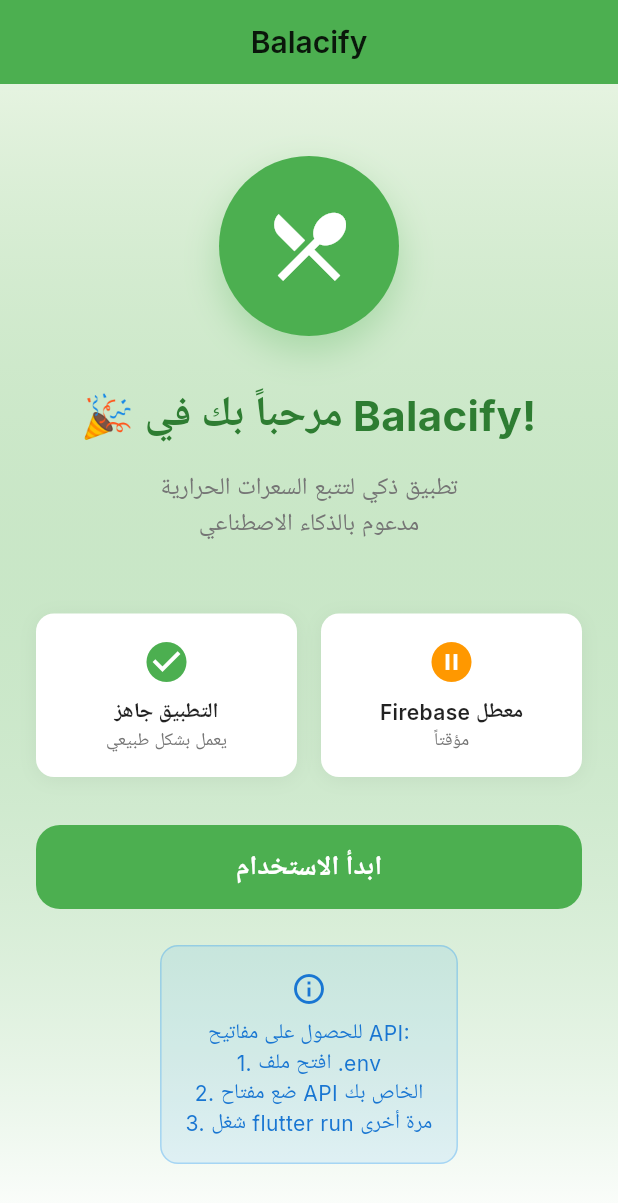
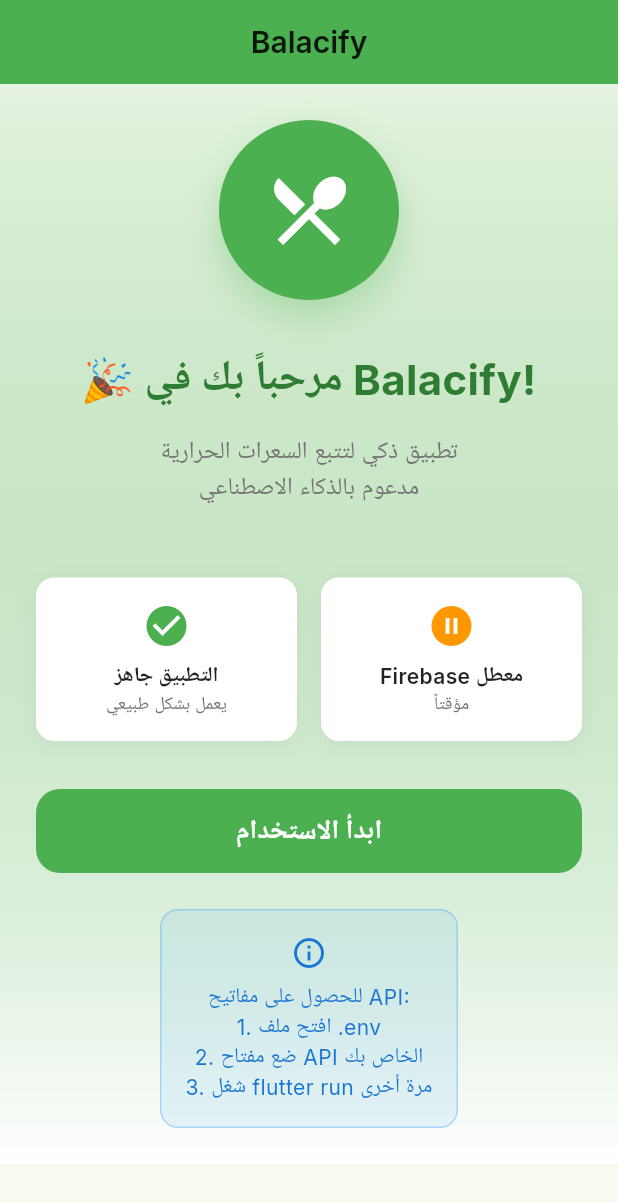
Before and after one commit to abdallahadelabdallah105-ship-it/balacify-fixed, a Flutter app: the screen it shows after launch, on a phone screen of 412 x 824 dp. Shown: the top 1203 px of the screen. Run offline on Flutter 3.47's test engine with Material 3 defaults, Android fonts, the phone set to English and light mode, and no system bars; our stand-ins replace flutter_dotenv, flutter_riverpod, google_fonts, hive_flutter; accounts and stored records are empty.

Commit message:
Improve: Refactor HomePage with better widget separation and error handling
- Add ErrorBoundary widget for graceful error handling
- Split HomePage into smaller, focused widgets
- Add SafeArea and SingleChildScrollView for better UI
- Implement context.mounted checks for async operations
- Add MaterialApp.builder for app-level error handling
- Improve widget tree structure to prevent assertion errors

Related to #1

```diff
--- a/lib/app.dart
+++ b/lib/app.dart
@@ -38,9 +38,91 @@ class BalacifyApp extends ConsumerWidget {
         useMaterial3: true,
       ),
       themeMode: ThemeMode.system,
-      home: const HomePage(),
+      // Add error handling at app level
+      builder: (context, child) {
+        // Handle any widget building errors gracefully
+        if (child == null) {
+          return const Scaffold(
+            body: Center(
+              child: Text('فشل في تحميل التطبيق'),
+            ),
+          );
+        }
+
+        // Wrap child in error boundary
+        return ErrorBoundary(child: child);
+      },
+      home: const SafeArea(
+        child: HomePage(),
+      ),
       // router: ref.watch(appRouterProvider), // Uncomment when router is implemented
     );
+  }
+}
+
+// Error boundary widget to catch and handle widget errors
+class ErrorBoundary extends StatelessWidget {
+  final Widget child;
+
+  const ErrorBoundary({
+    super.key,
+    required this.child,
+  });
+
+  @override
+  Widget build(BuildContext context) {
+    try {
+      return child;
+    } catch (e) {
+      // Return error display widget
+      return Scaffold(
+        appBar: AppBar(
+          title: const Text('خطأ'),
+          backgroundColor: Colors.red[400],
+        ),
+        body: Center(
+          child: Padding(
+            padding: const EdgeInsets.all(24.0),
+            child: Column(
+              mainAxisAlignment: MainAxisAlignment.center,
+              children: [
+                const Icon(
+                  Icons.error_outline,
+                  size: 64,
+                  color: Colors.red,
+                ),
+                const SizedBox(height: 16),
+                const Text(
+                  'حدث خطأ غير متوقع',
+                  style: TextStyle(
+                    fontSize: 20,
+                    fontWeight: FontWeight.bold,
+                  ),
+                ),
+                const SizedBox(height: 8),
+                const Text(
+                  'يرجى إعادة تشغيل التطبيق',
+                  style: TextStyle(fontSize: 16),
+                ),
+                const SizedBox(height: 24),
+                ElevatedButton(
+                  onPressed: () {
+                    // Try to navigate back to home
+                    Navigator.of(context).pushAndRemoveUntil(
+                      MaterialPageRoute(
+                        builder: (context) => const SafeArea(child: HomePage()),
+                      ),
+                      (route) => false,
+                    );
+                  },
+                  child: const Text('إعادة المحاولة'),
+                ),
+              ],
+            ),
+          ),
+        ),
+      );
+    }
   }
 }
 
@@ -68,14 +150,62 @@ class HomePage extends StatelessWidget {
             ],
           ),
         ),
-        child: Center(
+        child: const SafeArea(
+          child: SingleChildScrollView(
             child: Padding(
-            padding: const EdgeInsets.all(24.0),
-            child: Column(
+              padding: EdgeInsets.all(24.0),
+              child: HomePageContent(),
+            ),
+          ),
+        ),
+      ),
+    );
+  }
+}
+
+// Separate widget for content to improve widget tree structure
+class HomePageContent extends StatelessWidget {
+  const HomePageContent({super.key});
+
+  @override
+  Widget build(BuildContext context) {
+    return Column(
       mainAxisAlignment: MainAxisAlignment.center,
       children: [
         // App Icon
-                Container(
+        const AppIconWidget(),
+        const SizedBox(height: 32),
+
+        // Welcome Text
+        const WelcomeTextWidget(),
+        const SizedBox(height: 16),
+
+        // Description
+        const DescriptionWidget(),
+        const SizedBox(height: 48),
+
+        // Status Cards
+        const StatusCardsWidget(),
+        const SizedBox(height: 32),
+
+        // Action Button
+        const ActionButtonWidget(),
+        const SizedBox(height: 24),
+
+        // Instructions
+        const InstructionsWidget(),
+      ],
+    );
+  }
+}
+
+// Individual widgets for better separation and error isolation
+class AppIconWidget extends StatelessWidget {
+  const AppIconWidget({super.key});
+
+  @override
+  Widget build(BuildContext context) {
+    return Container(
       width: 120,
       height: 120,
       decoration: BoxDecoration(
@@ -94,11 +224,16 @@ class HomePage extends StatelessWidget {
         size: 60,
         color: Colors.white,
       ),
-                ),
-                const SizedBox(height: 32),
+    );
+  }
+}
 
-                // Welcome Text
-                Text(
+class WelcomeTextWidget extends StatelessWidget {
+  const WelcomeTextWidget({super.key});
+
+  @override
+  Widget build(BuildContext context) {
+    return Text(
       '🎉 مرحباً بك في Balacify!',
       style: GoogleFonts.inter(
         fontSize: 28,
@@ -106,11 +241,16 @@ class HomePage extends StatelessWidget {
         color: const Color(0xFF2E7D32),
       ),
       textAlign: TextAlign.center,
-                ),
-                const SizedBox(height: 16),
+    );
+  }
+}
 
-                // Description
-                Text(
+class DescriptionWidget extends StatelessWidget {
+  const DescriptionWidget({super.key});
+
+  @override
+  Widget build(BuildContext context) {
+    return Text(
       'تطبيق ذكي لتتبع السعرات الحرارية\nمدعوم بالذكاء الاصطناعي',
       style: GoogleFonts.inter(
         fontSize: 16,
@@ -118,23 +258,28 @@ class HomePage extends StatelessWidget {
         height: 1.5,
       ),
       textAlign: TextAlign.center,
-                ),
-                const SizedBox(height: 48),
+    );
+  }
+}
 
-                // Status Cards
-                Row(
+class StatusCardsWidget extends StatelessWidget {
+  const StatusCardsWidget({super.key});
+
+  @override
+  Widget build(BuildContext context) {
+    return const Row(
       children: [
         Expanded(
-                      child: _buildStatusCard(
+          child: StatusCard(
             icon: Icons.check_circle,
             title: 'التطبيق جاهز',
             subtitle: 'يعمل بشكل طبيعي',
             color: Colors.green,
           ),
         ),
-                    const SizedBox(width: 16),
+        SizedBox(width: 16),
         Expanded(
-                      child: _buildStatusCard(
+          child: StatusCard(
             icon: Icons.pause_circle,
             title: 'Firebase معطل',
             subtitle: 'مؤقتاً',
@@ -142,85 +287,26 @@ class HomePage extends StatelessWidget {
           ),
         ),
       ],
-                ),
-                const SizedBox(height: 32),
-
-                // Action Button
-                SizedBox(
-                  width: double.infinity,
-                  height: 56,
-                  child: ElevatedButton(
-                    onPressed: () {
-                      ScaffoldMessenger.of(context).showSnackBar(
-                        const SnackBar(
-                          content: Text('التطبيق جاهز للتطوير! 🚀'),
-                          backgroundColor: Color(0xFF4CAF50),
-                        ),
-                      );
-                    },
-                    style: ElevatedButton.styleFrom(
-                      backgroundColor: const Color(0xFF4CAF50),
-                      foregroundColor: Colors.white,
-                      elevation: 0,
-                      shape: RoundedRectangleBorder(
-                        borderRadius: BorderRadius.circular(16),
-                      ),
-                    ),
-                    child: Text(
-                      'ابدأ الاستخدام',
-                      style: GoogleFonts.inter(
-                        fontSize: 18,
-                        fontWeight: FontWeight.w600,
-                      ),
-                    ),
-                  ),
-                ),
-                const SizedBox(height: 24),
-
-                // Instructions
-                Container(
-                  padding: const EdgeInsets.all(16),
-                  decoration: BoxDecoration(
-                    color: Colors.blue.withOpacity(0.1),
-                    borderRadius: BorderRadius.circular(12),
-                    border: Border.all(
-                      color: Colors.blue.withOpacity(0.3),
-                    ),
-                  ),
-                  child: Column(
-                    children: [
-                      Icon(
-                        Icons.info_outline,
-                        color: Colors.blue[700],
-                        size: 24,
-                      ),
-                      const SizedBox(height: 8),
-                      Text(
-                        'للحصول على مفاتيح API:\n1. افتح ملف .env\n2. ضع مفتاح API الخاص بك\n3. شغل flutter run مرة أخرى',
-                        style: GoogleFonts.inter(
-                          fontSize: 14,
-                          color: Colors.blue[700],
-                          height: 1.4,
-                        ),
-                        textAlign: TextAlign.center,
-                      ),
-                    ],
-                  ),
-                ),
-              ],
-            ),
-          ),
-        ),
-      ),
     );
   }
+}
 
-  Widget _buildStatusCard({
-    required IconData icon,
-    required String title,
-    required String subtitle,
-    required Color color,
-  }) {
+class StatusCard extends StatelessWidget {
+  final IconData icon;
+  final String title;
+  final String subtitle;
+  final Color color;
+
+  const StatusCard({
+    super.key,
+    required this.icon,
+    required this.title,
+    required this.subtitle,
+    required this.color,
+  });
+
+  @override
+  Widget build(BuildContext context) {
     return Container(
       padding: const EdgeInsets.all(16),
       decoration: BoxDecoration(
@@ -264,3 +350,79 @@ class HomePage extends StatelessWidget {
     );
   }
 }
+
+class ActionButtonWidget extends StatelessWidget {
+  const ActionButtonWidget({super.key});
+
+  @override
+  Widget build(BuildContext context) {
+    return SizedBox(
+      width: double.infinity,
+      height: 56,
+      child: ElevatedButton(
+        onPressed: () {
+          if (context.mounted) {
+            ScaffoldMessenger.of(context).showSnackBar(
+              const SnackBar(
+                content: Text('التطبيق جاهز للتطوير! 🚀'),
+                backgroundColor: Color(0xFF4CAF50),
+              ),
+            );
+          }
+        },
+        style: ElevatedButton.styleFrom(
+          backgroundColor: const Color(0xFF4CAF50),
+          foregroundColor: Colors.white,
+          elevation: 0,
+          shape: RoundedRectangleBorder(
+            borderRadius: BorderRadius.circular(16),
+          ),
+        ),
+        child: Text(
+          'ابدأ الاستخدام',
+          style: GoogleFonts.inter(
+            fontSize: 18,
+            fontWeight: FontWeight.w600,
+          ),
+        ),
+      ),
+    );
+  }
+}
+
+class InstructionsWidget extends StatelessWidget {
+  const InstructionsWidget({super.key});
+
+  @override
+  Widget build(BuildContext context) {
+    return Container(
+      padding: const EdgeInsets.all(16),
+      decoration: BoxDecoration(
+        color: Colors.blue.withOpacity(0.1),
+        borderRadius: BorderRadius.circular(12),
+        border: Border.all(
+          color: Colors.blue.withOpacity(0.3),
+        ),
+      ),
+      child: Column(
+        children: [
+          Icon(
+            Icons.info_outline,
+            color: Colors.blue[700],
+            size: 24,
+          ),
+          const SizedBox(height: 8),
+          Text(
+            'للحصول على مفاتيح API:\n1. افتح ملف .env\n2. ضع مفتاح API الخاص بك\n3. شغل flutter run مرة أخرى',
+            style: GoogleFonts.inter(
+              fontSize: 14,
+              color: Colors.blue[700],
+              height: 1.4,
+            ),
+            textAlign: TextAlign.center,
+          ),
+        ],
+      ),
+    );
+  }
+}
```
Lines whose indentation alone changed are shown as unchanged.
